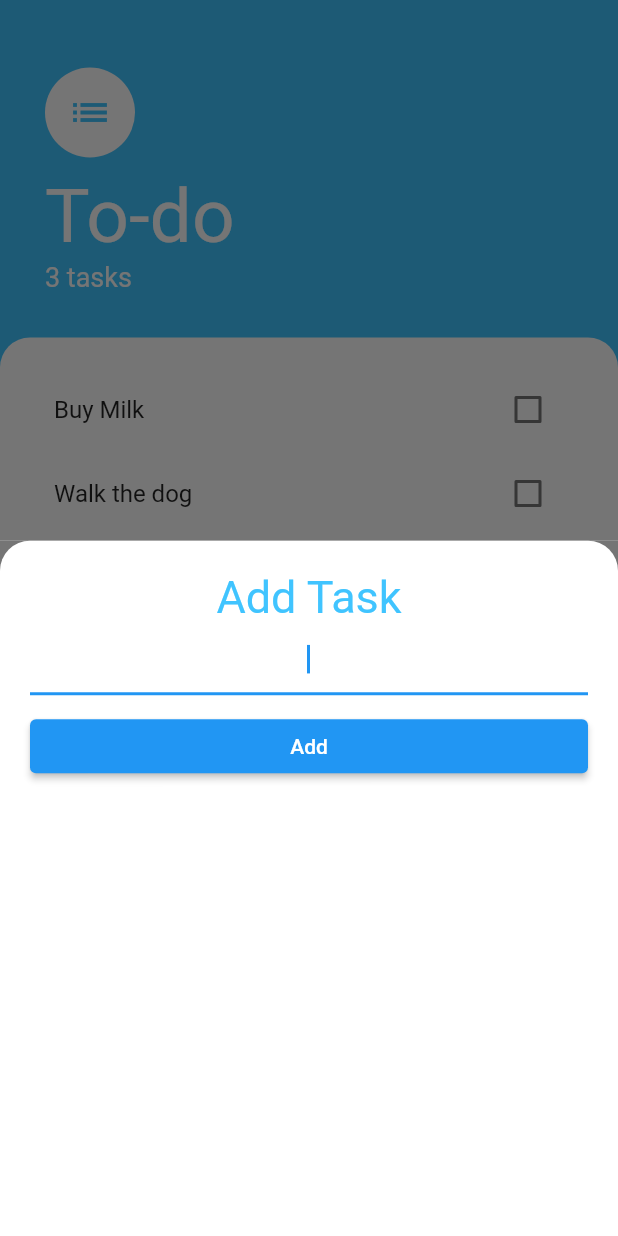
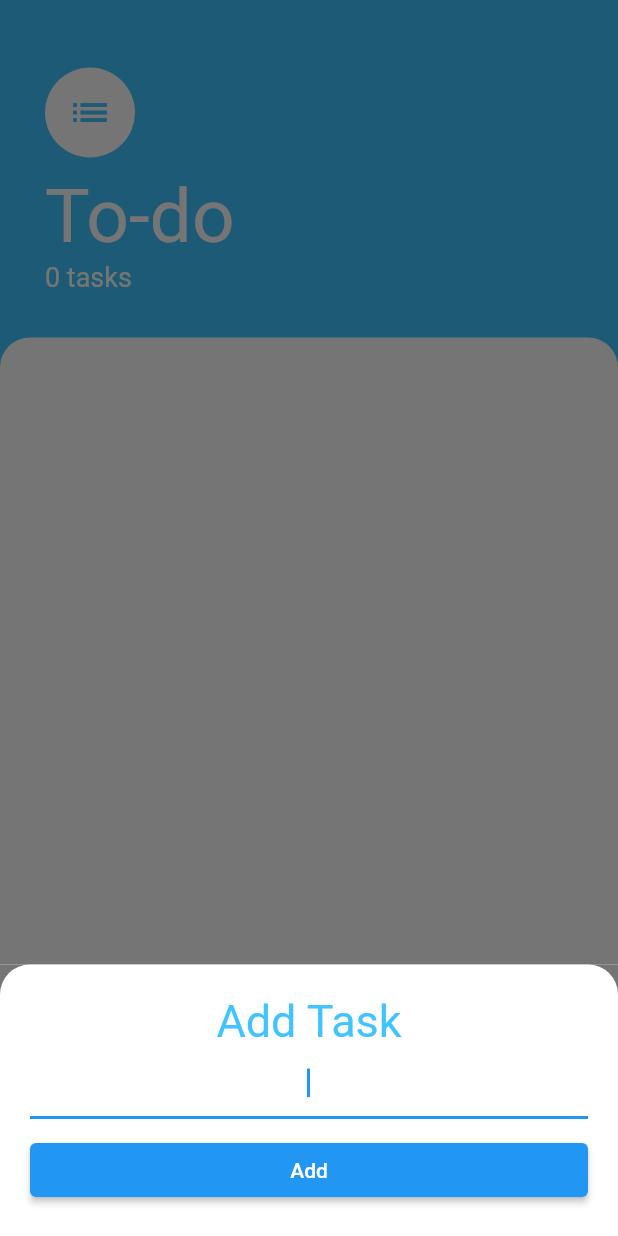
Before and after one commit to kaikrmen/ToDo, a Flutter app: the screen it shows after launch, after a tap on the "add" icon, on a phone screen of 412 x 824 dp. Run offline on Flutter 3.47's test engine with Material 2 defaults, Android fonts, the phone set to English and light mode, and no system bars.

Commit message:
txt for data

```diff
--- a/lib/models/task.dart
+++ b/lib/models/task.dart
@@ -4,9 +4,13 @@ class Task {
 
   Task({required this.name, this.isDone = false});
 
-
   void toggleDone() {
     isDone = !isDone;
   }
 
+  Task.fromJson(Map<String, dynamic> json)
+      : name = json['item'],
+        isDone = json['done'];
+
+  Map<String, dynamic> toJson() => {'item': name, 'done': isDone};
 }
--- a/lib/models/task_data.dart
+++ b/lib/models/task_data.dart
@@ -1,41 +1,111 @@
 import 'dart:collection';
+import 'package:flutter/foundation.dart';
+import 'task.dart';
+import 'package:path_provider/path_provider.dart';
+import 'dart:io';
+import 'dart:convert';
 
-import 'package:flutter/cupertino.dart';
-import 'task.dart';
+class Storage {
+  static Future<String> get _localPath async {
+    final directory = await getApplicationDocumentsDirectory();
 
+    return directory.path;
+  }
+
+  static Future<File> getLocalFile(String filename) async {
+    final path = await _localPath;
+    return File('$path/$filename');
+  }
+}
 
 class TaskData extends ChangeNotifier {
-  List<Task> _tasks = [
-    Task(name: 'Buy Milk'),
-    Task(name: 'Walk the dog'),
-    Task(name: 'Learn Flutter')
-  ];
+  List<Task> _tasks = [];
 
+  TaskData() {
+    init();
+  }
+
+  void init() async {
+    await readFromFile();
+    notifyListeners();
+  }
+
+  Future readFromFile() async {
+    try {
+      final file = await Storage.getLocalFile('todoey.txt');
+
+      if (file != null) {
+        // Read the file
+        String contents = await file.readAsString();
+        dynamic jsonMap= jsonDecode(contents);
+        print(jsonMap);
+        fromJson(jsonMap);
+      }
+    } catch (e) {
+      print("readFromFile: $e");
+    }
+  }
+
+  void writeToFile() async {
+    try {
+      final file = await Storage.getLocalFile('todoey.txt');
+      String json = jsonEncode(toJson());
+
+      // Write the file
+      file.writeAsString(json);
+    } catch (e) {
+      print("writeToFile: $e");
+    }
+  }
+
+  void fromJson(Map<String, dynamic> json) {
+    _tasks = [];
+    List<dynamic> jsonItems = json['items'];
+
+    for (var item in jsonItems) {
+      _tasks.add(Task.fromJson(item));
+    }
+  }
+
+  List _encodeToJson(List<Task> list) {
+    List jsonList = [];
+    list.map((item) => jsonList.add(item.toJson())).toList();
+    return jsonList;
+  }
+
+  Map<String, dynamic> toJson() {
+    return {'items': _encodeToJson(_tasks)};
+  }
+
+  void toggleData(int index) {
+    _tasks[index].toggleDone();
+    writeToFile();
+    notifyListeners();
+  }
+
+  void updateTask(Task task) {
+    task.toggleDone();
+    writeToFile();
+    notifyListeners();
+  }
+
+  void addNewTask(String taskToAdd) {
+    if (taskToAdd.isNotEmpty) {
+      _tasks.add(Task(name: taskToAdd));
+      writeToFile();
+      notifyListeners();
+    }
+  }
 
   UnmodifiableListView<Task> get tasks {
     return UnmodifiableListView(_tasks);
   }
 
-
-  int get taskCount {
-    return _tasks.length;
-  }
-
-  void addTask(String newTask) {
-    final task = Task(name: newTask);
-    _tasks.add(task);
-    notifyListeners();
-  }
-
-  void updateTask(Task task) {
-    task.toggleDone();
-    notifyListeners();
-  }
+  int get taskCount => _tasks.length;
 
   void deleteTask(Task task) {
     _tasks.remove(task);
+    writeToFile();
     notifyListeners();
   }
-
-
 }
--- a/lib/screens/tasks_screen.dart
+++ b/lib/screens/tasks_screen.dart
@@ -20,15 +20,22 @@ class TasksScreen extends StatelessWidget {
         // slide up botton sheet
         showModalBottomSheet(
           context: context,
+          isScrollControlled: true,
           builder: (context) =>
-              AddTaskScreen(
+              SingleChildScrollView(
+                child: Container(
+                  padding: EdgeInsets.only(
+                      bottom: MediaQuery.of(context).viewInsets.bottom),
+                  child: AddTaskScreen(
                     onChanged: (value) {
                       newTask = value;
                     },
                     onTap: () {
-                    Provider.of<TaskData>(context, listen: false).addTask(newTask);
+                      Provider.of<TaskData>(context, listen: false).addNewTask(newTask);
                       Navigator.pop(context);
                     },
+                  ),
+                )
               ),
         );
       }, backgroundColor: Colors.lightBlueAccent,
```
Also changed, not shown: pubspec.yaml (+4 -67 lines), pubspec.lock, 1 other file. Lines whose indentation alone changed are shown as unchanged.
